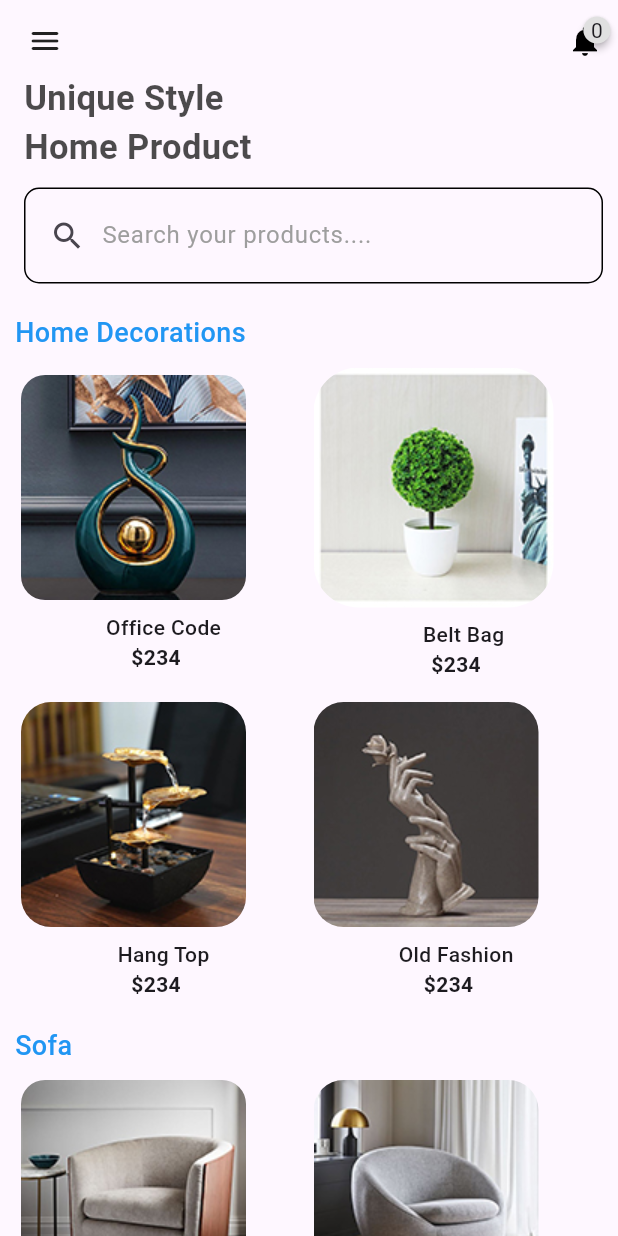
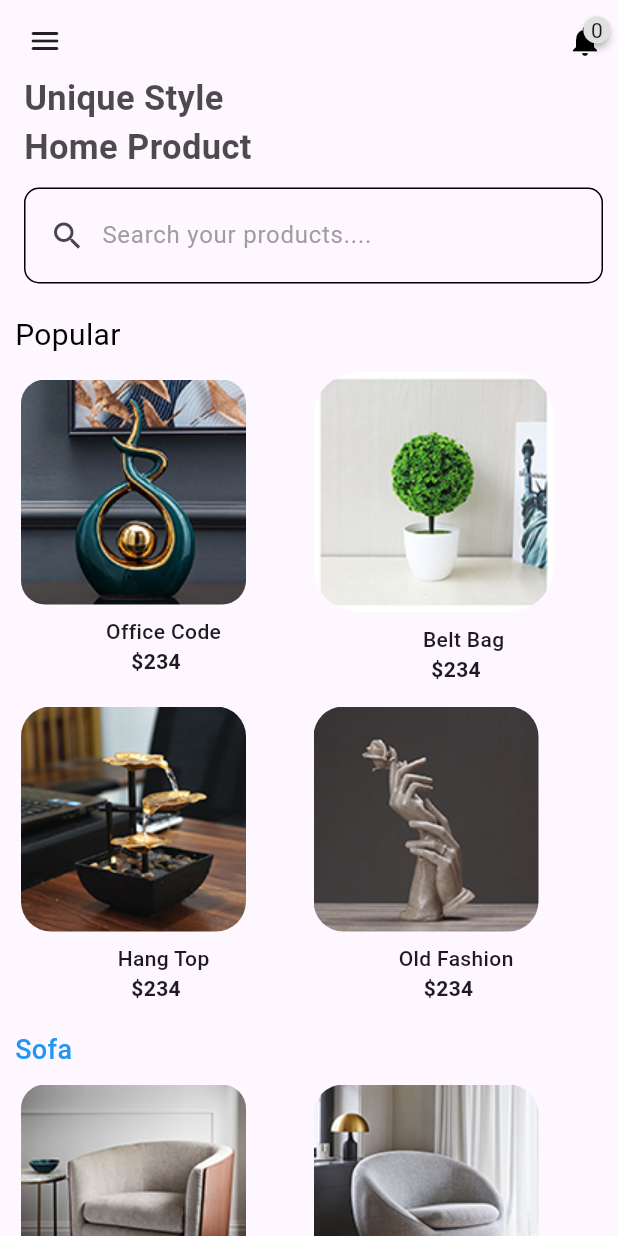
Before and after one commit to Tosin8/ktea, a Flutter app: the Home_Body screen opened directly, on a phone screen of 412 x 824 dp. Run offline on Flutter 3.47's test engine with Material 3 defaults, Android fonts, the phone set to English and light mode, and no system bars; our stand-ins replace animate_do, custom_navigation_bar, firebase_auth, firebase_core, get; missing offline and left inert: antdesign_icons; accounts and stored records are empty.

Commit message:
Update home_body.dart

```diff
--- a/lib/screens/home/home_body.dart
+++ b/lib/screens/home/home_body.dart
@@ -98,9 +98,10 @@ class _Home_BodyState extends State<Home_Body> {
           const SizedBox(height: 10),
 
           // home decoration.
-          const ProductHeader_Title(
-            title: 'Home Decorations',
-          ),
+          // const ProductHeader_Title(
+          //   title: 'Home Decorations',
+          // ),
+          Text('Popular', style: TextStyle(color: Colors.black,fontSize: 20),),
           const SizedBox(height: 10),
           const Padding(
             padding: EdgeInsets.only(left: 4),
```
